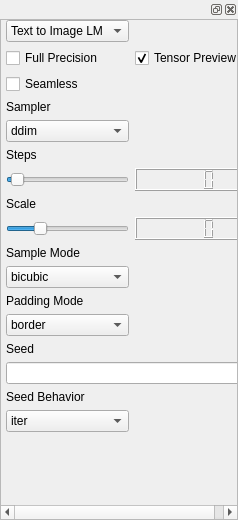
This is frontend/ui_widgets/sampler.ui in XmYx/ainodes-pyside as Qt 5 draws it before an edit. The edited form follows.
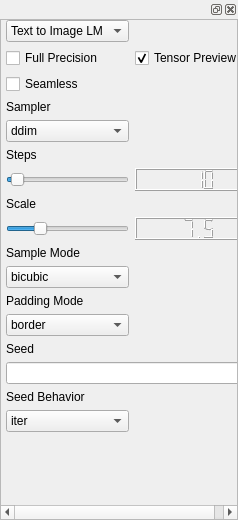
This is the edited form.

Patch:
```diff
--- a/frontend/ui_widgets/sampler.ui
+++ b/frontend/ui_widgets/sampler.ui
@@ -190,7 +190,11 @@
               </widget>
              </item>
              <item row="8" column="1">
-              <widget class="QLCDNumber" name="scaleNumber"/>
+              <widget class="QLCDNumber" name="scaleNumber">
+               <property name="value" stdset="0">
+                <double>7.500000000000000</double>
+               </property>
+              </widget>
              </item>
              <item row="1" column="0">
               <widget class="QCheckBox" name="fullPrecision">
@@ -251,7 +255,11 @@
               </widget>
              </item>
              <item row="6" column="1">
-              <widget class="QLCDNumber" name="stepsNumber"/>
+              <widget class="QLCDNumber" name="stepsNumber">
+               <property name="intValue" stdset="0">
+                <number>10</number>
+               </property>
+              </widget>
              </item>
              <item row="11" column="0">
               <widget class="QLabel" name="label_7">
```
Left out of the diff: 3 changed lines with no effect on the pictures.
